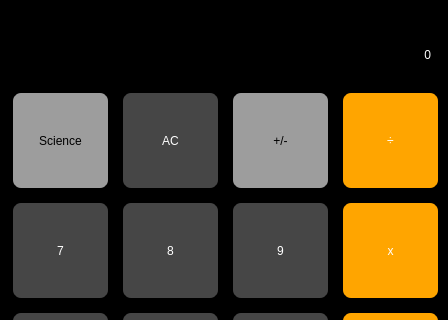
The window that CalculatorUI.ui (f-ssemwanga/pyqt-calculator-app) describes before a commit, drawn with Qt 5; both pictures show x 0 to 448 and y 0 to 320 of the 448 by 641 pixel window.
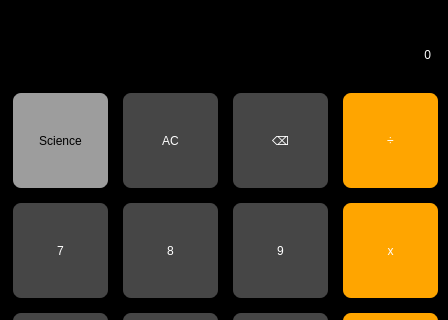
The same window after the commit.

Commit message: coded set calculator and execute function

The edit to the form file:
```diff
--- a/CalculatorUI.ui
+++ b/CalculatorUI.ui
@@ -121,7 +121,7 @@
      <string>Science</string>
     </property>
    </widget>
-   <widget class="QPushButton" name="plusMinus">
+   <widget class="QPushButton" name="backspace">
     <property name="geometry">
      <rect>
       <x>230</x>
@@ -131,7 +131,7 @@
      </rect>
     </property>
     <property name="text">
-     <string>+/-</string>
+     <string>⌫</string>
     </property>
    </widget>
    <widget class="QPushButton" name="divide">
```
The commit also changes 1 other file.
